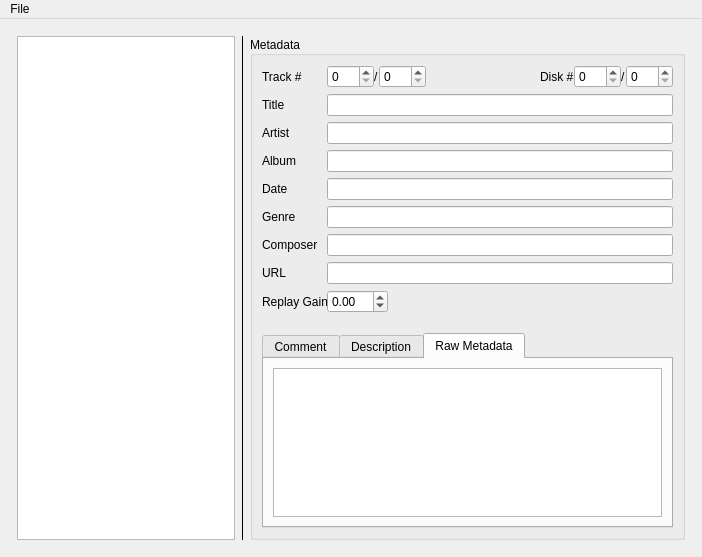
The window that src/gui/mainWindow.ui (lukefankhanel/music-metadata-editor) describes before a commit, drawn with Qt 5.
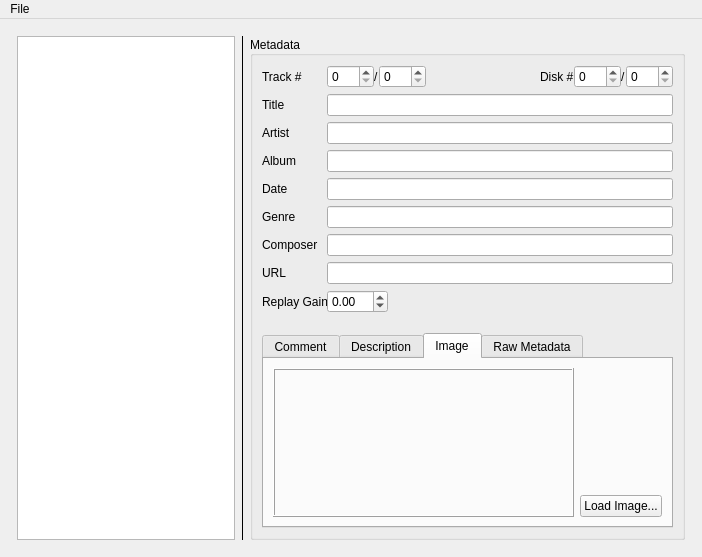
The same window after the commit. The open tabs and pages were chosen to show the change. Icons and pictures are not drawn.

Commit message: Start of design changes.

```diff
--- a/src/gui/mainWindow.ui
+++ b/src/gui/mainWindow.ui
@@ -386,6 +386,63 @@
             </layout>
            </widget>
            <widget class="QWidget" name="tab_3">
+            <attribute name="title">
+             <string>Image</string>
+            </attribute>
+            <layout class="QGridLayout" name="gridLayout_6">
+             <item row="1" column="1">
+              <widget class="QPushButton" name="pushButton">
+               <property name="sizePolicy">
+                <sizepolicy hsizetype="Fixed" vsizetype="Fixed">
+                 <horstretch>0</horstretch>
+                 <verstretch>0</verstretch>
+                </sizepolicy>
+               </property>
+               <property name="text">
+                <string>Load Image...</string>
+               </property>
+              </widget>
+             </item>
+             <item row="0" column="0" rowspan="2">
+              <widget class="QFrame" name="frame">
+               <property name="frameShape">
+                <enum>QFrame::Box</enum>
+               </property>
+               <property name="frameShadow">
+                <enum>QFrame::Raised</enum>
+               </property>
+               <layout class="QGridLayout" name="gridLayout_7">
+                <item row="0" column="0">
+                 <widget class="QLabel" name="label">
+                  <property name="sizePolicy">
+                   <sizepolicy hsizetype="Minimum" vsizetype="Minimum">
+                    <horstretch>0</horstretch>
+                    <verstretch>0</verstretch>
+                   </sizepolicy>
+                  </property>
+                  <property name="maximumSize">
+                   <size>
+                    <width>250</width>
+                    <height>250</height>
+                   </size>
+                  </property>
+                  <property name="text">
+                   <string/>
+                  </property>
+                  <property name="pixmap">
+                   <pixmap>../../testing/DVLB001.jpg</pixmap>
+                  </property>
+                  <property name="scaledContents">
+                   <bool>true</bool>
+                  </property>
+                 </widget>
+                </item>
+               </layout>
+              </widget>
+             </item>
+            </layout>
+           </widget>
+           <widget class="QWidget" name="tab_4">
             <attribute name="title">
              <string>Raw Metadata</string>
             </attribute>
```
Left out of the diff: 2 changed lines with no effect on the pictures. The commit also changes 3 other files.
